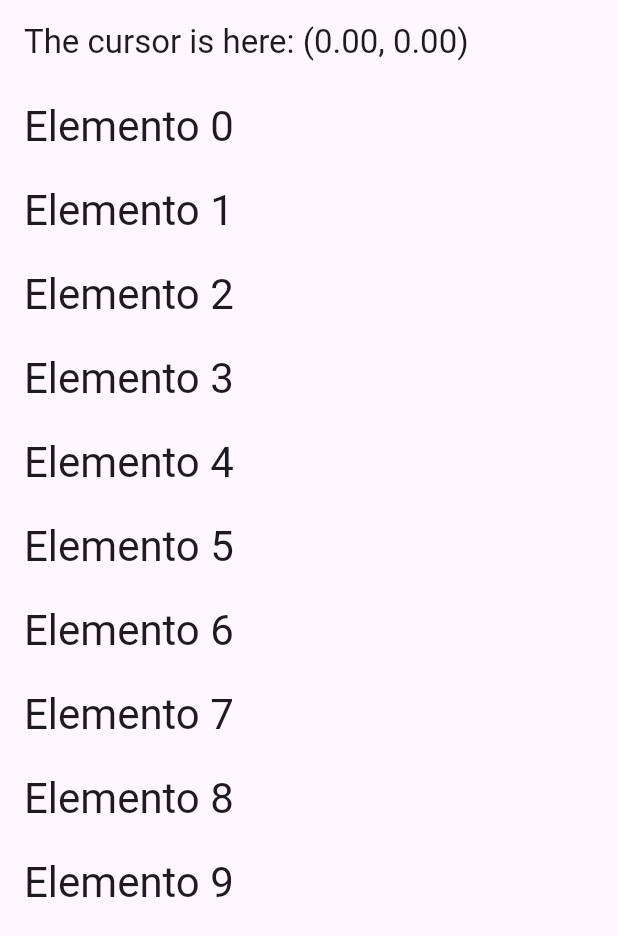
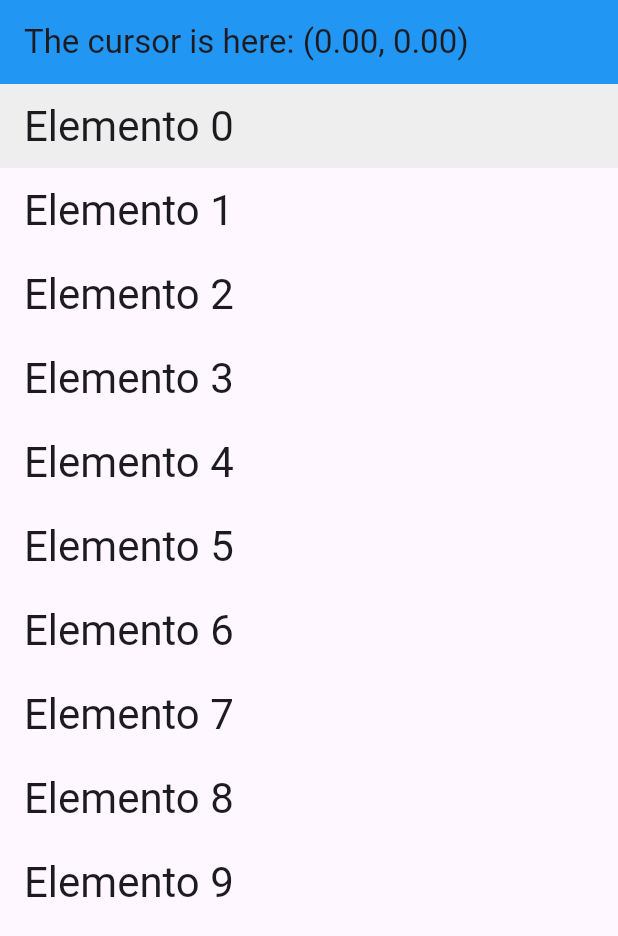
Before and after one commit to JuanJoseDiazDiaz/Flutter_Moviles, a Flutter app: the screen it shows after launch, on a phone screen of 412 x 824 dp. Shown: the top 936 px of the screen. Run offline on Flutter 3.47's test engine with Material 3 defaults, Android fonts, the phone set to English and light mode, and no system bars.

Commit message:
-- Update Project

```diff
--- a/lib/ActClase_Listas.dart
+++ b/lib/ActClase_Listas.dart
@@ -26,6 +26,7 @@ class _ListasGesturesState extends State<ListasGestures> {
         title: Text(
           'The cursor is here: (${x.toStringAsFixed(2)}, ${y.toStringAsFixed(2)})',
         ),
+        backgroundColor: Colors.blue,
       ),
         body: Column(
       children: [
@@ -33,7 +34,7 @@ class _ListasGesturesState extends State<ListasGestures> {
           height: double.maxFinite,
           child: Listener(
             onPointerMove: _updateLocation,
-            child: listaDinamica(),
+            child: listaDinamica2(),
           ),
         ),
       ],
@@ -55,5 +56,19 @@ class _ListasGesturesState extends State<ListasGestures> {
     );
   }
 
+  ListView listaDinamica2() {
+    return ListView.builder(
+      itemCount: 10, //Si no pongo nada no tiene límite
+      itemBuilder: (context, index) {
+        return ListTile(
+          tileColor: index == x?Colors.grey[200]:Colors.transparent,
+          title: Text(
+            "Elemento $index",
+            style: Theme.of(context).textTheme.headlineMedium,
+          ),
 
+        );
+      },
+    );
+  }
 }
```
